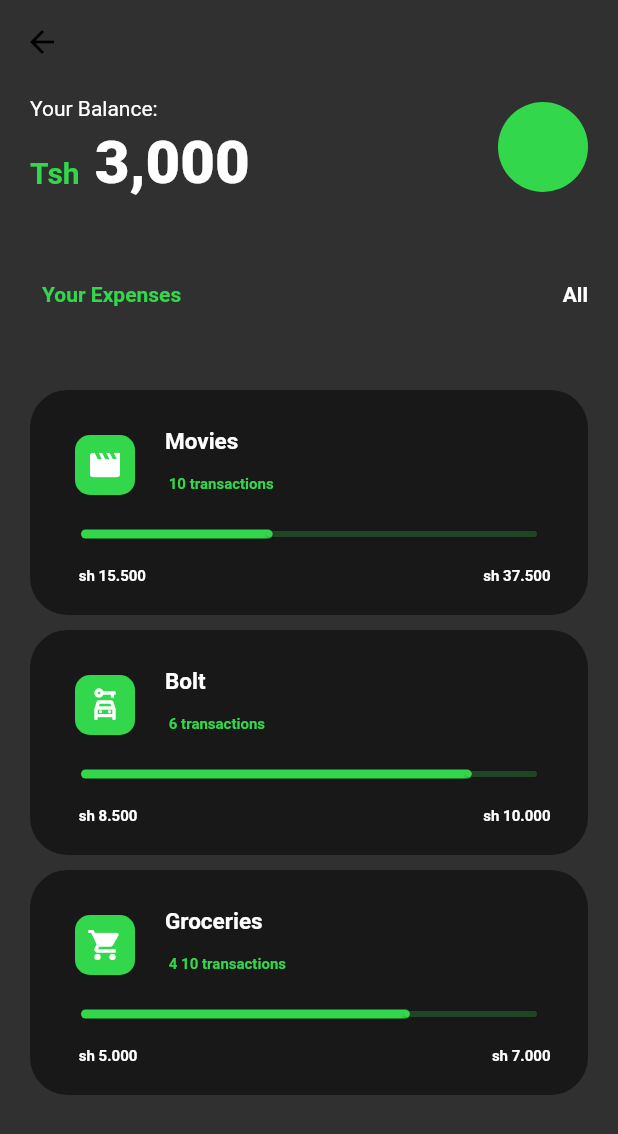
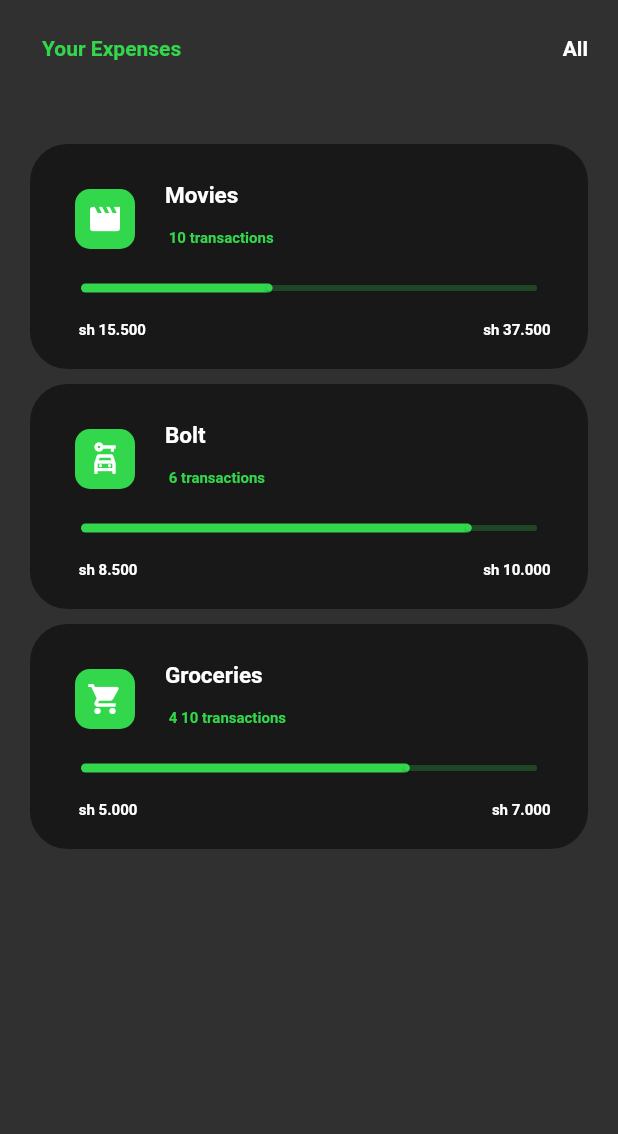
Before and after one commit to kingslysam/teamE, a Flutter app: the Home screen opened directly, on a phone screen of 412 x 824 dp. Shown: the top 1134 px of the screen. Run offline on Flutter 3.47's test engine with Material 2 defaults, Android fonts, the phone set to English and light mode, and no system bars; our stand-ins replace persistent_bottom_nav_bar.

Commit message:
changed last screen

```diff
--- a/lib/Screen/authentication.dart
+++ b/lib/Screen/authentication.dart
@@ -1,6 +1,7 @@
 import 'package:flutter/material.dart';
 import 'package:tcms_group4/Screen/register.dart';
 import 'package:tcms_group4/Screen/services.dart';
+import 'package:tcms_group4/Widgets/bottom_na.dart';
 
 class LoginPage extends StatefulWidget {
   const LoginPage({Key? key, required this.title}) : super(key: key);
@@ -82,7 +83,7 @@ class _LoginPageState extends State<LoginPage> {
                       Navigator.push(
                           context,
                           MaterialPageRoute(
-                              builder: (context) => const ServiceHomeScreen()));
+                              builder: (context) => const BottomNavBar()));
                       // if (_formKey.currentState!.validate()) {}
                     },
                     style: ElevatedButton.styleFrom(
--- a/lib/Screen/home.dart
+++ b/lib/Screen/home.dart
@@ -7,66 +7,61 @@ class Home extends StatelessWidget {
   Widget build(BuildContext context) {
     return SafeArea(
       child: Scaffold(
-        appBar: AppBar(
-          backgroundColor: Colors.transparent,
-          iconTheme: const IconThemeData(color: Colors.black),
-          elevation: 0,
-        ),
         body: Padding(
           padding: const EdgeInsets.symmetric(horizontal: 20.0, vertical: 8.0),
           child: Column(
             children: [
-              Row(
-                mainAxisAlignment: MainAxisAlignment.spaceBetween,
-                children: [
-                  Column(
-                    crossAxisAlignment: CrossAxisAlignment.start,
-                    children: [
-                      const Text(
-                        "Your Balance:",
-                        style: TextStyle(
-                          color: Colors.white,
-                        ),
-                      ),
-                      const SizedBox(
-                        height: 5,
-                      ),
-                      Row(
-                        crossAxisAlignment: CrossAxisAlignment.baseline,
-                        textBaseline: TextBaseline.alphabetic,
-                        children: [
-                          const Text(
-                            '\Tsh',
-                            style: TextStyle(
-                              color: Color(0xff32d74b),
-                              fontSize: 20,
-                              fontWeight: FontWeight.bold,
-                            ),
-                          ),
-                          const SizedBox(
-                            width: 10,
-                          ),
-                          Text(
-                            amount,
-                            style: const TextStyle(
-                              color: Colors.white,
-                              fontSize: 40,
-                              fontWeight: FontWeight.w900,
-                            ),
-                          ),
-                        ],
-                      ),
-                    ],
-                  ),
-                  const CircleAvatar(
-                    radius: 30,
-                    backgroundColor: Color(0xff32d74b),
-                  ),
-                ],
-              ),
-              const SizedBox(
-                height: 40,
-              ),
+              // Row(
+              //   mainAxisAlignment: MainAxisAlignment.spaceBetween,
+              //   children: [
+              //     Column(
+              //       crossAxisAlignment: CrossAxisAlignment.start,
+              //       children: [
+              //         const Text(
+              //           "Your Balance:",
+              //           style: TextStyle(
+              //             color: Colors.white,
+              //           ),
+              //         ),
+              //         const SizedBox(
+              //           height: 5,
+              //         ),
+              //         Row(
+              //           crossAxisAlignment: CrossAxisAlignment.baseline,
+              //           textBaseline: TextBaseline.alphabetic,
+              //           children: [
+              //             const Text(
+              //               '\Tsh',
+              //               style: TextStyle(
+              //                 color: Color(0xff32d74b),
+              //                 fontSize: 20,
+              //                 fontWeight: FontWeight.bold,
+              //               ),
+              //             ),
+              //             const SizedBox(
+              //               width: 10,
+              //             ),
+              //             Text(
+              //               amount,
+              //               style: const TextStyle(
+              //                 color: Colors.white,
+              //                 fontSize: 40,
+              //                 fontWeight: FontWeight.w900,
+              //               ),
+              //             ),
+              //           ],
+              //         ),
+              //       ],
+              //     ),
+              //     const CircleAvatar(
+              //       radius: 30,
+              //       backgroundColor: Color(0xff32d74b),
+              //     ),
+              //   ],
+              // ),
+              // const SizedBox(
+              //   height: 40,
+              // ),
               Row(
                 mainAxisAlignment: MainAxisAlignment.spaceBetween,
                 children: [
--- a/lib/Screen/services.dart
+++ b/lib/Screen/services.dart
@@ -1,5 +1,4 @@
 import 'package:flutter/material.dart';
-import 'package:new_gradient_app_bar/new_gradient_app_bar.dart';
 
 class ServiceHomeScreen extends StatelessWidget {
   const ServiceHomeScreen({Key? key}) : super(key: key);
```
Also changed, not shown: lib/Widgets/bottom_na.dart (+8 -13 lines).
